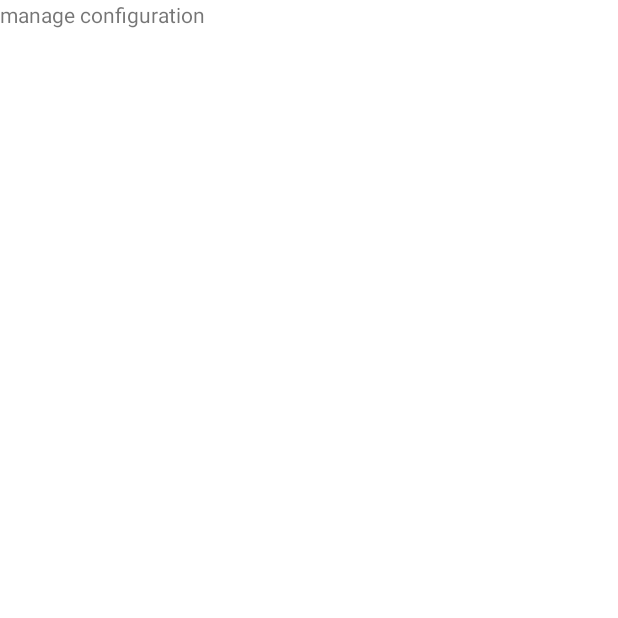
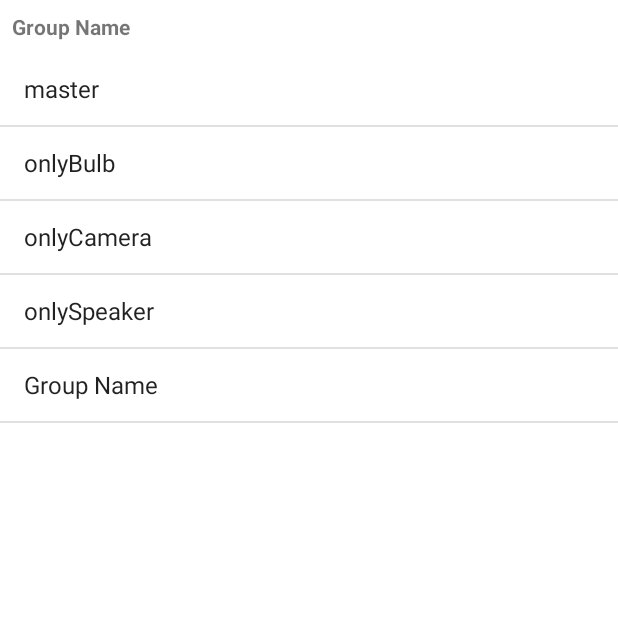
Before and after one commit to hayannoon/Fluid_IoT_V2, an Android app: the ManageConfiguration screen opened directly, with no data from a screen before it, on a phone screen of 412 x 824 dp, the top half of it. Before the commit the part shown is almost empty. Run offline under Robolectric (Android 15) with nearby library versions, the phone set to English and light mode, and no system bars; network calls fail.

Commit message:
update configuration function complete

```diff
--- a/app/src/main/AndroidManifest.xml
+++ b/app/src/main/AndroidManifest.xml
@@ -27,6 +27,7 @@
         <activity android:name=".DeleteGroup"></activity>
         <activity android:name=".DeleteId"></activity>
         <activity android:name=".ManageConfiguration"></activity>
+        <activity android:name=".ManageConfigurationDetail"></activity>
     </application>
 
 </manifest>
--- a/app/src/main/java/com/example/iot_master_prototype/JsonParser.java
+++ b/app/src/main/java/com/example/iot_master_prototype/JsonParser.java
@@ -14,6 +14,8 @@ import java.io.FileOutputStream;
 import java.io.IOException;
 import java.io.InputStreamReader;
 import java.nio.charset.StandardCharsets;
+import java.util.ArrayList;
+import java.util.List;
 
 public class JsonParser {
 
@@ -36,7 +38,7 @@ public class JsonParser {
             "      \"auth\" : {\n" +
             "        \"bulb1\" : \"true\",\n" +
             "        \"bulb2\" : \"true\",\n" +
-            "        \"strip\" : \"true\",\n" +
+            "        \"strip\" : \"false\",\n" +
             "        \"camera\" : \"false\",\n" +
             "        \"speaker\" : \"false\"\n" +
             "      }\n" +
@@ -149,7 +151,7 @@ public class JsonParser {
         return true;
     }
 
-    void addConfigFile(Auth auth, Context context) throws FileNotFoundException, JSONException {
+    boolean addConfigFile(Auth auth, Context context) throws FileNotFoundException, JSONException {
         Log.d(JSONPARSER_DEBUGGING_TAG, "Enter addConfigFile function");
         String jsonData = this.getJsonString(AUTH_CONFIGURATION_FILE, context); //saved json String data
         JSONObject jsonObject = new JSONObject(jsonData); //make jsonObject instance
@@ -174,8 +176,73 @@ public class JsonParser {
         String jsonString = jsonObject.toString();
         if (writeConfigFile(AUTH_CONFIGURATION_FILE, jsonString, context)) {
             Log.d(JSONPARSER_DEBUGGING_TAG, "add group Success!!!");
+            return true;
         }
-
+        return false;
     }
 
+    boolean updateConfigFile(int index, Auth auth, Context context) throws FileNotFoundException, JSONException {
+        Log.d(JSONPARSER_DEBUGGING_TAG, "Enter Update ConfigFile function");
+
+        String jsonData = this.getJsonString(AUTH_CONFIGURATION_FILE, context); //saved json String data
+        JSONObject jsonObject = new JSONObject(jsonData); //make jsonObject instance
+
+        JSONArray groupArray = jsonObject.getJSONArray("groups"); //다시 json 불러와서 해당 인덱스의 auth 객체를 교체해준다.
+        JSONObject targetGroup = (JSONObject) groupArray.get(index);
+
+        JSONObject updatedDeviceAuth = new JSONObject();
+        updatedDeviceAuth.put("bulb1" , auth.isBulb1());
+        updatedDeviceAuth.put("bulb2", auth.isBulb2());
+        updatedDeviceAuth.put("strip", auth.isLedStrip());
+        updatedDeviceAuth.put("camera", auth.isCamera());
+        updatedDeviceAuth.put("speaker", auth.isSpeaker());
+
+
+        targetGroup.put("auth", updatedDeviceAuth); //선택한 그룹의 권한 객체를 교체한다.
+
+        String jsonString = jsonObject.toString();
+        if (writeConfigFile(AUTH_CONFIGURATION_FILE, jsonString, context)) {
+            Log.d(JSONPARSER_DEBUGGING_TAG, "update group Success!!!");
+            return true;
+        }
+        return false;
+    }
+
+     List<Auth> getAuthListFromConfigFile(Context context) throws FileNotFoundException { //read configuration file then return auth List
+        List<Auth> authList = new ArrayList<>();
+        String jsonData = this.getJsonString(AUTH_CONFIGURATION_FILE, context); //saved json String data
+
+        try {
+            JSONObject jsonObject = new JSONObject(jsonData);
+
+            JSONArray authArray = jsonObject.getJSONArray("groups");
+
+            for (int i = 0; i < authArray.length(); i++) {
+                JSONObject authObject = authArray.getJSONObject(i);
+                Auth auth = new Auth();
+                auth.setGroupID(authObject.getString("group_name"));
+
+                JSONObject authDeviceObject = authObject.getJSONObject("auth");
+                auth.setBulb1(authDeviceObject.getBoolean("bulb1"));
+                auth.setBulb2(authDeviceObject.getBoolean("bulb2"));
+                auth.setLedStrip(authDeviceObject.getBoolean("strip"));
+                auth.setCamera(authDeviceObject.getBoolean("camera"));
+                auth.setSpeaker(authDeviceObject.getBoolean("speaker"));
+                //complete the auth instance
+
+                Log.d(JSONPARSER_DEBUGGING_TAG, "Instance " + i + " added!");
+                authList.add(auth);
+
+            }
+        } catch (JSONException e) {
+            e.printStackTrace();
+        }
+        Log.d(JSONPARSER_DEBUGGING_TAG, "Length of auth list : " + authList.size());
+        return authList;
+    }
+
+
+
+
+
 }
--- a/app/src/main/java/com/example/iot_master_prototype/ManageConfiguration.java
+++ b/app/src/main/java/com/example/iot_master_prototype/ManageConfiguration.java
@@ -1,14 +1,64 @@
 package com.example.iot_master_prototype;
 
 import android.app.Activity;
+import android.content.Intent;
 import android.os.Bundle;
+import android.view.View;
+import android.widget.AdapterView;
+import android.widget.ArrayAdapter;
+import android.widget.ListView;
+import android.widget.TextView;
 
 import androidx.annotation.Nullable;
 
-public class ManageConfiguration extends Activity {
+import java.io.FileNotFoundException;
+import java.io.Serializable;
+import java.util.ArrayList;
+import java.util.List;
+
+public class ManageConfiguration extends Activity implements Serializable {
     @Override
     protected void onCreate(@Nullable Bundle savedInstanceState) {
         super.onCreate(savedInstanceState);
         setContentView(R.layout.manage_configuration);
+
+        //이전에 jsonParser에서 json을 읽고, auth 배열을 반환해주면 그걸 활용함.
+
+        JsonParser jp = new JsonParser();
+        List<Auth> authList = null;
+        try {
+            authList = jp.getAuthListFromConfigFile(getApplicationContext());
+        } catch (FileNotFoundException e) {
+            e.printStackTrace();
+        } //authList에는 json을 파싱해서 클래스 배열로 만든 결과가 담겨있음
+
+        List<String> groupIDList = new ArrayList<>();
+        for(Auth auth: authList){
+            groupIDList.add(auth.getGroupID());
+        }
+
+
+        if(authList!= null){
+            final TextView groupIDTextView = findViewById(R.id.group_id_textview);
+            ListView listView = findViewById(R.id.auth_listview);
+            ArrayAdapter<String> adapter = new ArrayAdapter<>(this, android.R.layout.simple_list_item_1,groupIDList);
+            listView.setAdapter(adapter);
+
+            listView.setOnItemClickListener(new AdapterView.OnItemClickListener() {
+                @Override
+                public void onItemClick(AdapterView<?> adapterView, View view, int position, long l) {
+                    //String data = (String) adapterView.getItemAtPosition(position);
+                    //groupIDTextView.setText(data);
+
+                    Intent intent = new Intent(getApplicationContext(), ManageConfigurationDetail.class);
+                    intent.putExtra("SELECTED_GROUP", position);
+                    startActivity(intent);
+
+                }
+            });
+        }
+
+
+
     }
 }
--- a/app/src/main/res/layout/manage_configuration.xml
+++ b/app/src/main/res/layout/manage_configuration.xml
@@ -1,12 +1,22 @@
 <?xml version="1.0" encoding="utf-8"?>
 <LinearLayout xmlns:android="http://schemas.android.com/apk/res/android"
+    xmlns:tools="http://schemas.android.com/tools"
     android:orientation="vertical"
     android:layout_width="match_parent"
-    android:layout_height="match_parent">
+    android:layout_height="match_parent"
+    tools:context=".ManageConfiguration">
+
 
     <TextView
-        android:id="@+id/textView5"
+        android:id="@+id/group_id_textview"
         android:layout_width="match_parent"
         android:layout_height="wrap_content"
-        android:text="manage configuration" />
+        android:textStyle="bold"
+        android:padding="8dp"
+        android:text="Group Name"/>/>
+
+    <ListView
+        android:id="@+id/auth_listview"
+        android:layout_width="match_parent"
+        android:layout_height="match_parent" />
 </LinearLayout>
```
Also changed, not shown: app/src/main/java/com/example/iot_master_prototype/Auth.java (+14 -0 lines), app/src/main/java/com/example/iot_master_prototype/CreateGroup.java (+16 -2 lines), app/src/main/java/com/example/iot_master_prototype/ManageConfigurationDetail.java (added, +104 -0 lines), app/src/main/res/layout/manage_configuration_detail.xml (added, +48 -0 lines).
